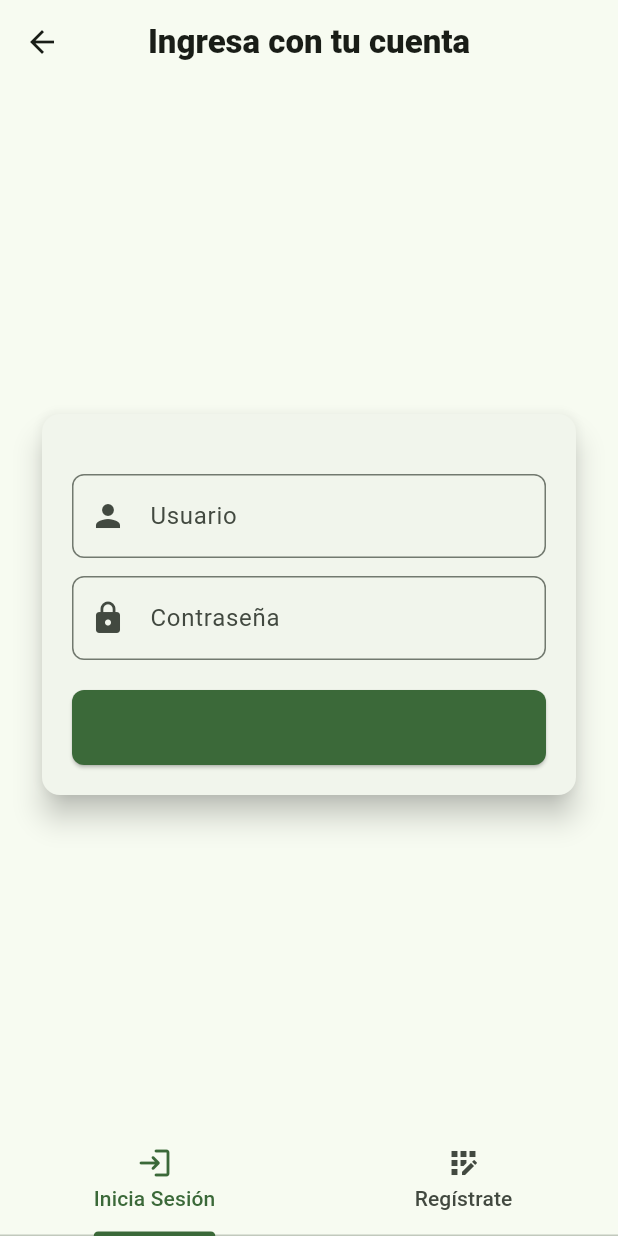
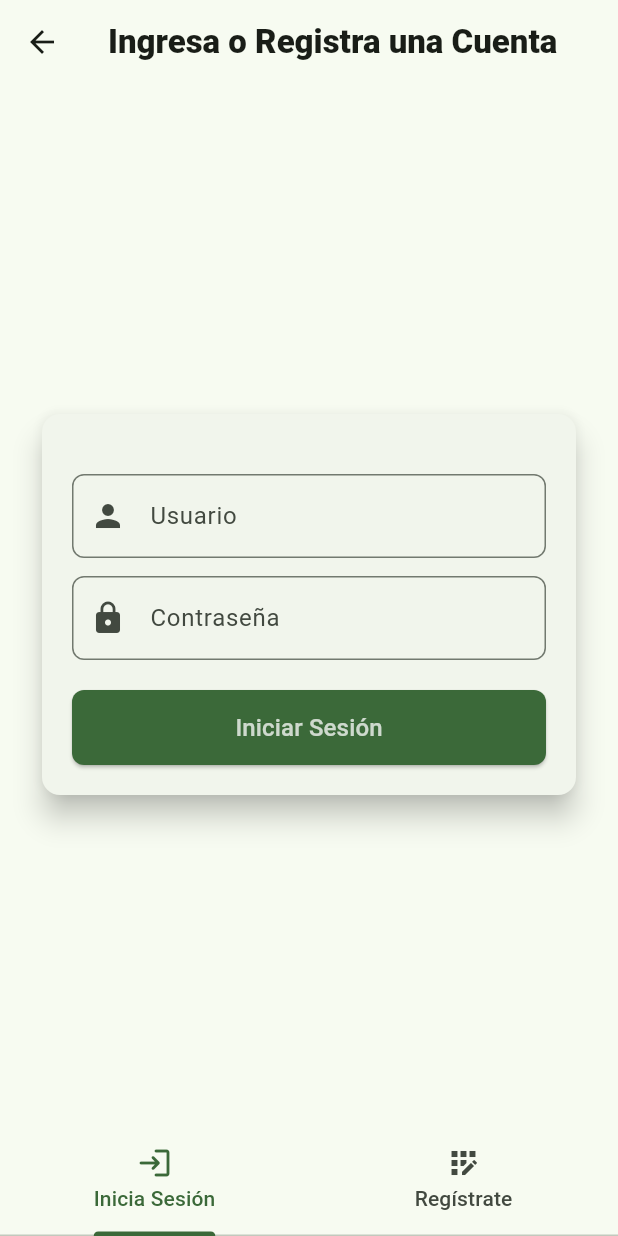
Before and after one commit to Drawnskii/gestor_invetario_espe, a Flutter app: the screen it shows after launch, item 2 of the bottom bar chosen, after a tap on the "settings" icon, after a tap on "Iniciar Sesión o Registrarse", on a phone screen of 412 x 824 dp. Run offline on Flutter 3.47's test engine with Material 3 defaults, Android fonts, the phone set to English and light mode, and no system bars; our stand-ins replace flutter_secure_storage, flutter_svg; missing offline and left inert: mobile_scanner; accounts and stored records are empty; generated files the repository leaves out were written again; network calls fail.

Commit message:
Mejoras visuales

```diff
--- a/lib/src/app.dart
+++ b/lib/src/app.dart
@@ -1,7 +1,11 @@
+import 'dart:convert';
+
 import 'package:flutter/material.dart';
 import 'package:flutter_gen/gen_l10n/app_localizations.dart';
 import 'package:flutter_localizations/flutter_localizations.dart';
 import 'package:flutter_svg/flutter_svg.dart';
+
+import 'package:inventario/src/utils/secure_storage.dart';
 
 import 'views/auth/auth_form.dart';
 
@@ -15,6 +19,9 @@ import 'services/auth/login_service.dart';
 
 import 'package:provider/provider.dart';
 import 'providers/auth_provider.dart';
+
+import 'package:http/http.dart' as http;
+import 'models/user_profile.dart';
 
 /// The Widget that configures your application.
 class MyApp extends StatelessWidget {
@@ -108,6 +115,30 @@ class MainScreen extends StatefulWidget {
 class _MainScreenState extends State<MainScreen> {
   int _selectedIndex = 0;
 
+  UserProfile? user;
+
+  Future<void> fetchUserData() async {
+    String? accessToken = await SecureStorage.getToken();
+
+    final response = await http.get(
+      Uri.parse('http://192.168.100.11:8000/api/profile'),
+      headers: {
+        'Content-Type': 'application/json',
+        'Authorization': 'Bearer $accessToken',
+      }
+    );
+
+    if (response.statusCode == 200) {
+      String decodedResponse = utf8.decode(response.bodyBytes);
+      setState(() {
+        user = UserProfileFromJson(decodedResponse);
+      });
+    }
+    else {
+      throw Exception('Error al cargar los datos');
+    }
+  }
+
   final List<Widget> _views = [
     GoodsList(),
     Scanner()
@@ -120,13 +151,22 @@ class _MainScreenState extends State<MainScreen> {
   }
 
   @override
+  void initState() {
+    super.initState();
+    fetchUserData();
+  }
+
+  @override
   Widget build(BuildContext context) {
+    final authProvider = Provider.of<AuthProvider>(context); // Acceder a autenticación
+
     return Scaffold(
       appBar: AppBar(
+        backgroundColor: Theme.of(context).colorScheme.primary,
         leading: Padding(
-          padding: const EdgeInsets.only(left: 8.0), // Padding solo a la izquierda
+          padding: const EdgeInsets.only(left: 8.0),
           child: SvgPicture.asset(
-            'assets/images/logo_espe.svg', // Asegúrate de que el archivo esté en assets altura
+            'assets/images/logo_espe.svg',
             width: 100,
             height: 100,
           ),
@@ -136,6 +176,7 @@ class _MainScreenState extends State<MainScreen> {
           style: TextStyle(
             fontSize: 24,
             fontWeight: FontWeight.bold,
+            color: Theme.of(context).colorScheme.onPrimary,
           ),
         ),
         actions: [
@@ -145,7 +186,7 @@ class _MainScreenState extends State<MainScreen> {
                 onPressed: () {
                   Scaffold.of(context).openEndDrawer();
                 },
-                icon: Icon(Icons.settings),
+                icon: Icon(Icons.settings, color: Theme.of(context).colorScheme.onPrimary),
               );
             },
           ),
@@ -160,13 +201,55 @@ class _MainScreenState extends State<MainScreen> {
               decoration: BoxDecoration(
                 color: Theme.of(context).primaryColor,
               ),
-              child: const Text(
-                'Gestión de perfil',
-                style: TextStyle(
-                  color: Colors.white,
-                  fontSize: 24,
-                  fontWeight: FontWeight.bold,
-                ),
+              child: Row(
+                children: [
+                  // Verificar si el usuario está autenticado
+                  if (authProvider.isAuthenticated) ...[
+                    // Ícono de usuario
+                    Icon(
+                      Icons.account_circle,
+                      color: Colors.white,
+                      size: 64,
+                    ),
+                    SizedBox(width: 16), // Espacio entre el ícono y los textos
+                    // Información del usuario
+                    Column(
+                      mainAxisAlignment: MainAxisAlignment.center,
+                      crossAxisAlignment: CrossAxisAlignment.start,
+                      children: [
+                        Text(
+                          '${user?.firstName} ${user?.lastName}',
+                          style: TextStyle(
+                            color: Colors.white,
+                            fontSize: 20,
+                            fontWeight: FontWeight.bold,
+                          ),
+                        ),
+                        SizedBox(height: 4), // Espacio entre los textos
+                        Opacity(
+                          opacity: 0.75,
+                          child: Text(
+                            '@${user?.username}',
+                            style: TextStyle(
+                              color: Colors.white,
+                              fontSize: 16,
+                            ),
+                          ),
+                        ),
+                      ],
+                    ),
+                  ] else ...[
+                    // Mensaje si el usuario no está autenticado
+                    Text(
+                      'Opciones de MiCuenta',
+                      style: TextStyle(
+                        color: Colors.white,
+                        fontSize: 24,
+                        fontWeight: FontWeight.bold,
+                      ),
+                    ),
+                  ],
+                ],
               ),
             ),
             // FUTUREBUILDER PARA VERIFICAR SI EL USUARIO ESTÁ AUTENTICADO
--- /dev/null
+++ b/lib/src/models/user_profile.dart
@@ -0,0 +1,29 @@
+import 'dart:convert';
+
+UserProfile UserProfileFromJson(String str) => UserProfile.fromJson(json.decode(str));
+
+String UserProfileToJson(UserProfile data) => json.encode(data.toJson());
+
+class UserProfile {
+    String firstName;
+    String lastName;
+    String username;
+
+    UserProfile({
+        required this.firstName,
+        required this.lastName,
+        required this.username,
+    });
+
+    factory UserProfile.fromJson(Map<String, dynamic> json) => UserProfile(
+        firstName: json["first_name"],
+        lastName: json["last_name"],
+        username: json["username"],
+    );
+
+    Map<String, dynamic> toJson() => {
+        "first_name": firstName,
+        "last_name": lastName,
+        "username": username,
+    };
+}
--- a/lib/src/views/auth/auth_form.dart
+++ b/lib/src/views/auth/auth_form.dart
@@ -13,29 +13,14 @@ class AuthForm extends StatefulWidget {
 }
 
 class _AuthFormState extends State<AuthForm> {
-  int _selectedIndex = 0; // Para mantener el índice seleccionado
-
-  // Función para actualizar el título en función de la pestaña seleccionada
-  String _getAppBarTitle() {
-    switch (_selectedIndex) {
-      case 0:
-        return 'Ingresa con tu cuenta';
-      case 1:
-        return 'Crea una nueva cuenta';
-      default:
-        return 'Autentificación';
-    }
-  }
-
   @override
   Widget build(BuildContext context) {
     return DefaultTabController(
       length: 2,
       child: Scaffold(
         appBar: AppBar(
-          centerTitle: true, // Para centrar el texto
           title: Text(
-            _getAppBarTitle(), // Título dinámico
+            'Ingresa o Registra una Cuenta',
             style: TextStyle(
               fontWeight: FontWeight.w900, // Peso alto para el texto
             ),
@@ -48,12 +33,6 @@ class _AuthFormState extends State<AuthForm> {
           ],
         ),
         bottomNavigationBar: TabBar(
-
-          onTap: (index) {
-            setState(() {
-              _selectedIndex = index; // Actualiza el índice seleccionado
-            });
-          },
           tabs: const <Widget>[
             Tab(
               icon: Icon(Icons.login_rounded),
--- a/lib/src/views/auth/login.dart
+++ b/lib/src/views/auth/login.dart
@@ -86,7 +86,10 @@ class _LoginState extends State<Login> {
                     ),
                     child: Text(
                       "Iniciar Sesión",
-                      style: TextStyle(fontSize: 16),
+                      style: TextStyle(
+                        fontSize: 16,
+                        color: Colors.white.withValues(alpha: 0.75)
+                      ),
                     ),
                   ),
                 ],
--- a/lib/src/views/auth/register.dart
+++ b/lib/src/views/auth/register.dart
@@ -148,7 +148,10 @@ class _RegisterState extends State<Register> {
                       ),
                       child: Text(
                         "Registrarse",
-                        style: TextStyle(fontSize: 16),
+                        style: TextStyle(
+                          fontSize: 16,
+                          color: Colors.white.withValues(alpha: 0.75)
+                        ),
                       ),
                     ),
                   ],
--- a/lib/src/views/goods/good_detail.dart
+++ b/lib/src/views/goods/good_detail.dart
@@ -152,7 +152,6 @@ class GoodDetail extends StatelessWidget {
     );
   }
 
-
   // Método auxiliar para construir una fila de detalle con ícono
   Widget _buildDetailRow(IconData icon, String label, String value) {
     return Row(
--- a/lib/src/views/goods/goods_list.dart
+++ b/lib/src/views/goods/goods_list.dart
@@ -128,6 +128,17 @@ class _GoodsListScreenState extends State<GoodsList> {
         children: [
           Container(
             padding: const EdgeInsets.all(16.0),
+            decoration: BoxDecoration(
+              color: Theme.of(context).colorScheme.onInverseSurface,
+              boxShadow: [
+                BoxShadow(
+                  color: Theme.of(context).shadowColor.withOpacity(0.2), // Color de la sombra con opacidad
+                  offset: Offset(0, 2), // Desplazamiento más pequeño para una sombra más sutil
+                  blurRadius: 8, // Difuminado más suave
+                  spreadRadius: 1, // Extensión ligera para que la sombra no sea demasiado corta
+                ),
+              ],
+            ),
             child: Column(
               crossAxisAlignment: CrossAxisAlignment.start,
               children: [
@@ -257,7 +268,7 @@ class _GoodsListScreenState extends State<GoodsList> {
                           final good = response.results[index];
                           return Card(
                             margin: const EdgeInsets.symmetric(vertical: 8.0, horizontal: 16.0),
-                            elevation: 4.0,
+                            elevation: 1.0,
                             shape: RoundedRectangleBorder(
                               borderRadius: BorderRadius.circular(12.0),
                             ),
@@ -269,13 +280,13 @@ class _GoodsListScreenState extends State<GoodsList> {
                                     width: 60,
                                     height: 60,
                                     decoration: BoxDecoration(
-                                      color: Colors.blue.shade50,
+                                      color: Theme.of(context).colorScheme.primary,
                                       borderRadius: BorderRadius.circular(12),
                                     ),
                                     child: Icon(
                                       Icons.inventory_rounded,
                                       size: 32,
-                                      color: Colors.blue.shade700,
+                                      color: Theme.of(context).colorScheme.onPrimary,
                                     ),
                                   ),
                                   const SizedBox(width: 16),
```
